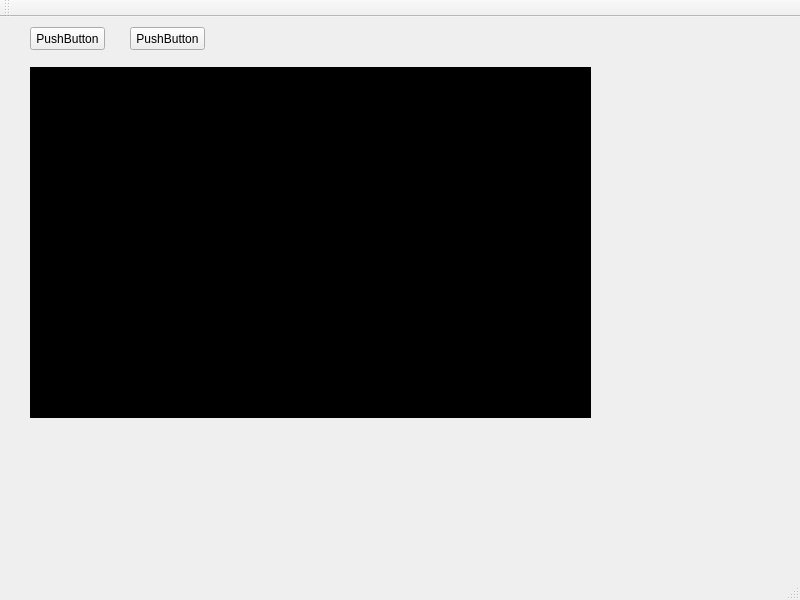
kodeepic/Belajar_Git, file playwithlabel/mainwindow.ui: the form before one commit.
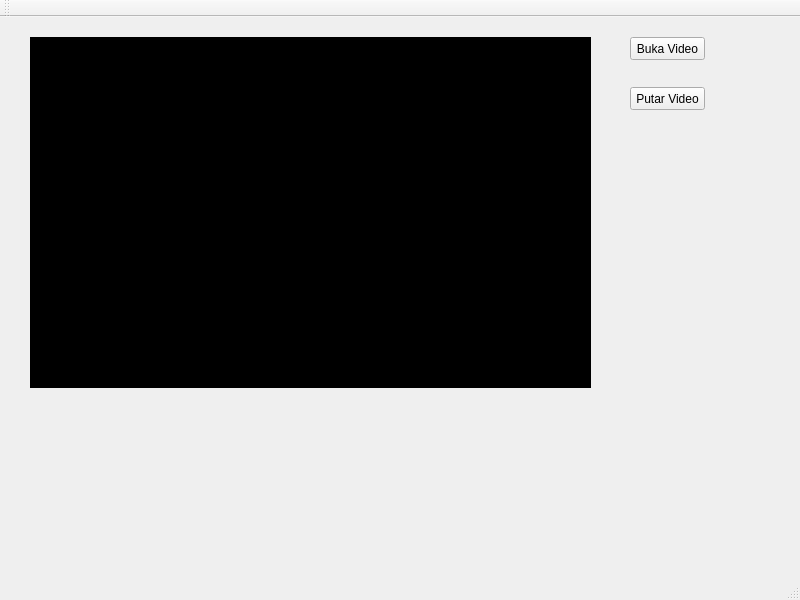
The form after the commit.

Patch:
```diff
--- a/playwithlabel/mainwindow.ui
+++ b/playwithlabel/mainwindow.ui
@@ -30,7 +30,7 @@
     <property name="geometry">
      <rect>
       <x>30</x>
-      <y>50</y>
+      <y>20</y>
       <width>561</width>
       <height>351</height>
      </rect>
@@ -45,27 +45,27 @@
    <widget class="QPushButton" name="pushButton">
     <property name="geometry">
      <rect>
-      <x>30</x>
-      <y>10</y>
+      <x>630</x>
+      <y>20</y>
       <width>75</width>
       <height>23</height>
      </rect>
     </property>
     <property name="text">
-     <string>PushButton</string>
+     <string>Buka Video</string>
     </property>
    </widget>
    <widget class="QPushButton" name="pushButton_2">
     <property name="geometry">
      <rect>
-      <x>130</x>
-      <y>10</y>
+      <x>630</x>
+      <y>70</y>
       <width>75</width>
       <height>23</height>
      </rect>
     </property>
     <property name="text">
-     <string>PushButton</string>
+     <string>Putar Video</string>
     </property>
    </widget>
   </widget>
```
